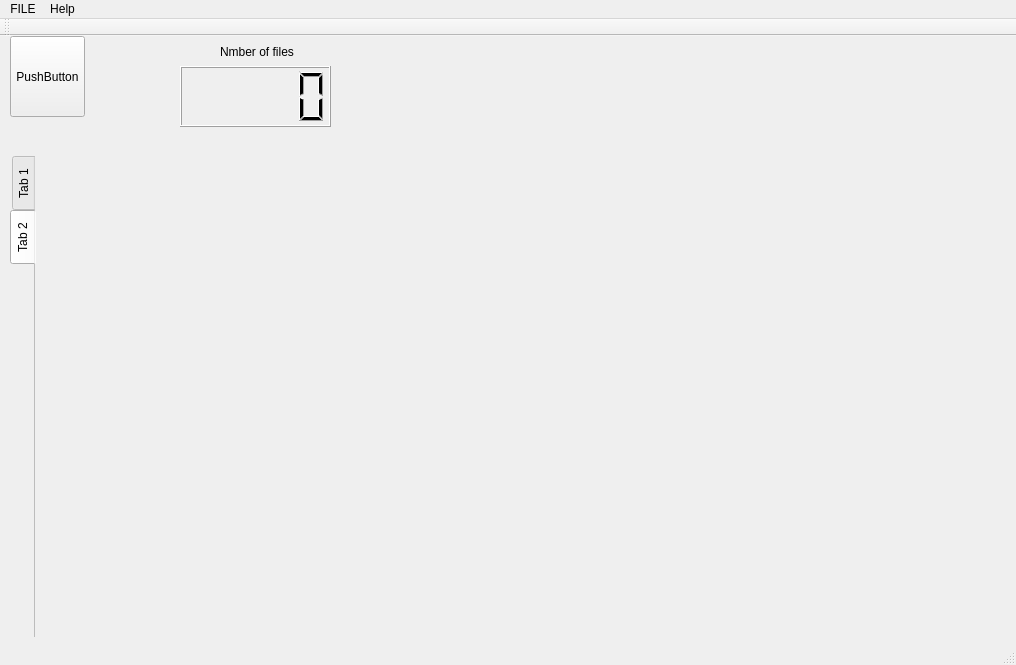
Above: mainwindow.ui from bedoalasklany/laser before the change. Below: the same form after it.
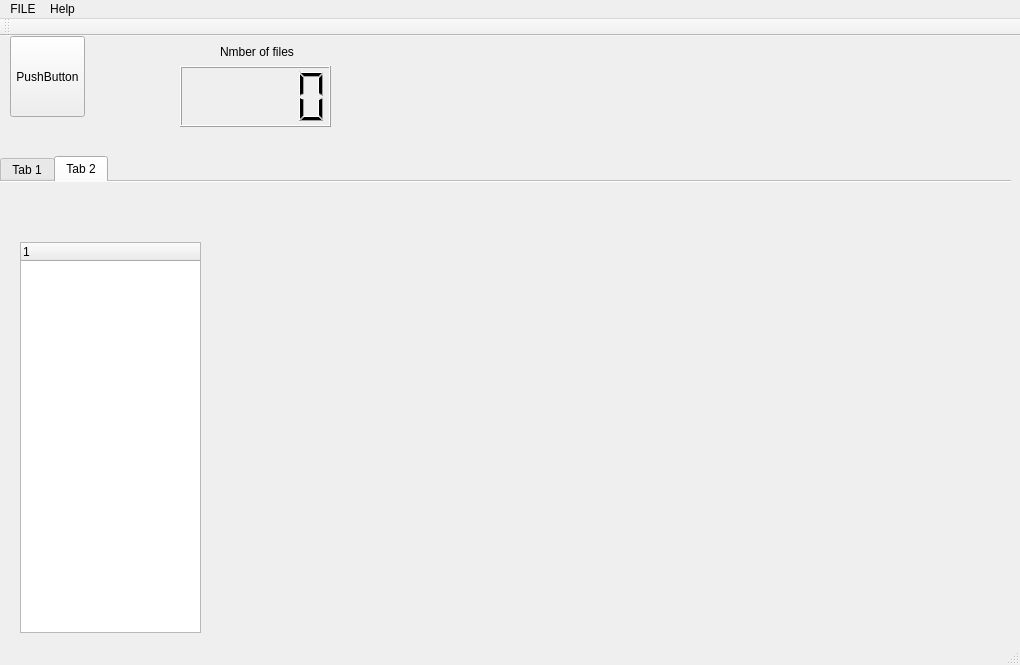
That is the form after the change.

Patch:
```diff
--- a/mainwindow.ui
+++ b/mainwindow.ui
@@ -6,7 +6,7 @@
    <rect>
     <x>0</x>
     <y>0</y>
-    <width>1016</width>
+    <width>1020</width>
     <height>665</height>
    </rect>
   </property>
@@ -30,9 +30,9 @@
    <widget class="QTabWidget" name="tabWidget">
     <property name="geometry">
      <rect>
-      <x>10</x>
+      <x>0</x>
       <y>120</y>
-      <width>1021</width>
+      <width>1011</width>
       <height>481</height>
      </rect>
     </property>
@@ -40,7 +40,7 @@
      <bool>false</bool>
     </property>
     <property name="tabPosition">
-     <enum>QTabWidget::West</enum>
+     <enum>QTabWidget::North</enum>
     </property>
     <property name="tabShape">
      <enum>QTabWidget::Rounded</enum>
@@ -90,6 +90,21 @@
      <attribute name="title">
       <string>Tab 2</string>
      </attribute>
+     <widget class="QTreeWidget" name="treeWidget">
+      <property name="geometry">
+       <rect>
+        <x>20</x>
+        <y>60</y>
+        <width>181</width>
+        <height>391</height>
+       </rect>
+      </property>
+      <column>
+       <property name="text">
+        <string notr="true">1</string>
+       </property>
+      </column>
+     </widget>
     </widget>
    </widget>
    <widget class="QLabel" name="label">
@@ -130,7 +145,7 @@
     <rect>
      <x>0</x>
      <y>0</y>
-     <width>1016</width>
+     <width>1020</width>
      <height>21</height>
     </rect>
    </property>
```
Left out of the diff: 2 changed lines with no effect on the pictures.
